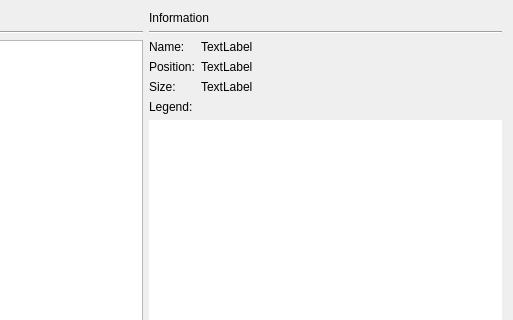
jpsdr/MKVToolnix-Windows-7, file src/mkvtoolnix-gui/forms/info/element_viewer_dialog.ui: the form before one commit; both pictures show x 368 to 881 and y 0 to 320 of the 881 by 472 pixel window.
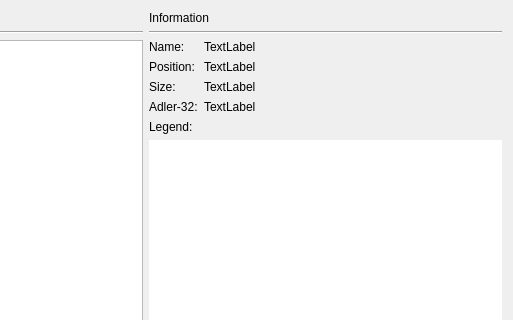
The form after the commit.

Commit message: GUI: info: hex dump: show Adler-32 checksum if full element is shown

Diff of the .ui file:
```diff
--- a/src/mkvtoolnix-gui/forms/info/element_viewer_dialog.ui
+++ b/src/mkvtoolnix-gui/forms/info/element_viewer_dialog.ui
@@ -110,6 +110,20 @@
            </property>
           </widget>
          </item>
+         <item row="3" column="0">
+          <widget class="QLabel" name="adler32Label">
+           <property name="text">
+            <string>Adler-32:</string>
+           </property>
+          </widget>
+         </item>
+         <item row="3" column="1">
+          <widget class="QLabel" name="adler32">
+           <property name="text">
+            <string notr="true">TextLabel</string>
+           </property>
+          </widget>
+         </item>
         </layout>
        </item>
        <item>
@@ -132,6 +146,22 @@
          </property>
         </widget>
        </item>
+       <item>
+        <spacer name="verticalSpacer">
+         <property name="orientation">
+          <enum>Qt::Vertical</enum>
+         </property>
+         <property name="sizeType">
+          <enum>QSizePolicy::MinimumExpanding</enum>
+         </property>
+         <property name="sizeHint" stdset="0">
+          <size>
+           <width>20</width>
+           <height>40</height>
+          </size>
+         </property>
+        </spacer>
+       </item>
       </layout>
      </item>
     </layout>
```
The commit also changes 1 other file.
